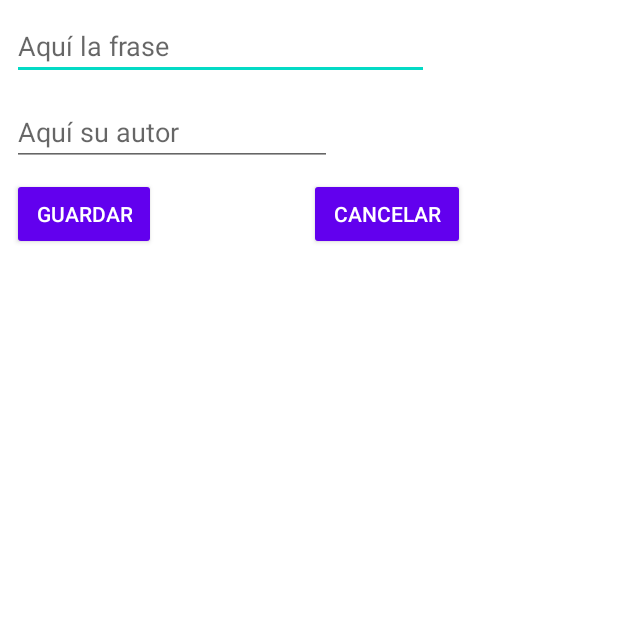
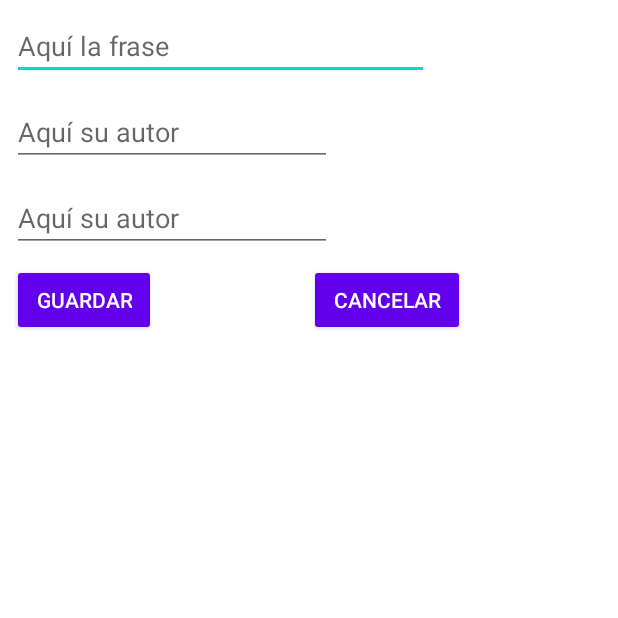
Before and after one commit to JoseAntonioGalan/SQLiteEjemplo, an Android app: the screen it shows after launch (AgregarFraseActivity), after a tap on an icon or button, on a phone screen of 412 x 824 dp, the top half of it. Run offline under Robolectric (Android 15) with nearby library versions, the phone set to English and light mode, and no system bars.

Commit message:
Finalizacion de momento

```diff
--- a/app/src/main/java/com/example/frasesfamosasapp/AdaptadorFrases.java
+++ b/app/src/main/java/com/example/frasesfamosasapp/AdaptadorFrases.java
@@ -39,9 +39,11 @@ class AdaptadorFrases extends RecyclerView.Adapter<AdaptadorFrases.MyViewHolder>
         // Obtener los datos de la lista
         String textoFrase = frase.getTexto();
         String autorFrase = frase.getAutor();
+        String fechaFrase = frase.getFecha();
         // Y poner a los TextView los datos con setText
         myViewHolder.texto.setText(textoFrase);
         myViewHolder.autor.setText(autorFrase);
+        myViewHolder.fecha.setText(fechaFrase);
     }
 
     @Override
@@ -50,12 +52,13 @@ class AdaptadorFrases extends RecyclerView.Adapter<AdaptadorFrases.MyViewHolder>
     }
 
     class MyViewHolder extends RecyclerView.ViewHolder {
-        TextView texto, autor;
+        TextView texto, autor, fecha;
 
         MyViewHolder(View itemView) {
             super(itemView);
             this.texto = itemView.findViewById(R.id.txtFrase);
             this.autor = itemView.findViewById(R.id.txtAutor);
+            this.fecha = itemView.findViewById(R.id.txtFecha);
         }
     }
 }
--- a/app/src/main/java/com/example/frasesfamosasapp/AgregarFraseActivity.java
+++ b/app/src/main/java/com/example/frasesfamosasapp/AgregarFraseActivity.java
@@ -14,7 +14,7 @@ import com.example.frasesfamosasapp.modelos.FraseFamosa;
 public class AgregarFraseActivity extends AppCompatActivity {
 
     private Button btnAgregarFrase, btnCancelarNuevaFrase;
-    private EditText etTexto, etAutor;
+    private EditText etTexto, etAutor, etFecha;
     private FrasesController frasesController;
 
     @Override
@@ -25,6 +25,7 @@ public class AgregarFraseActivity extends AppCompatActivity {
 // Instanciar vistas
         etTexto = findViewById(R.id.txtTexto);
         etAutor = findViewById(R.id.txtAutor);
+        etFecha = findViewById(R.id.txtFecha);
         btnAgregarFrase = findViewById(R.id.btnAgregarFrase);
         btnCancelarNuevaFrase = findViewById(R.id.btnCancelarNuevaFrase);
 // Crear el controlador
@@ -37,8 +38,10 @@ public class AgregarFraseActivity extends AppCompatActivity {
 // Resetear errores a ambos
                 etTexto.setError(null);
                 etAutor.setError(null);
+                etFecha.setError(null);
                 String texto = etTexto.getText().toString(),
-                        autor = etAutor.getText().toString();
+                        autor = etAutor.getText().toString(),
+                        fecha = etFecha.getText().toString();
                 if ("".equals(texto)) {
                     etTexto.setError("Escribe el texto de la frase");
                     etTexto.requestFocus();
@@ -49,9 +52,14 @@ public class AgregarFraseActivity extends AppCompatActivity {
                     etAutor.requestFocus();
                     return;
                 }
+                if ("".equals(fecha)) {
+                    etFecha.setError("Escribe el autor de la frase");
+                    etFecha.requestFocus();
+                    return;
+                }
 
 // Ya pasó la validación
-                FraseFamosa nuevaFrase = new FraseFamosa(texto, autor);
+                FraseFamosa nuevaFrase = new FraseFamosa(texto, autor, fecha);
                 long id = frasesController.nuevaFrase(nuevaFrase);
                 if (id == -1) {
 // De alguna manera ocurrió un error
--- a/app/src/main/java/com/example/frasesfamosasapp/AyudanteBaseDeDatos.java
+++ b/app/src/main/java/com/example/frasesfamosasapp/AyudanteBaseDeDatos.java
@@ -19,7 +19,7 @@ public class AyudanteBaseDeDatos extends SQLiteOpenHelper
     public void onCreate(SQLiteDatabase db)
     {
         db.execSQL(String.format("CREATE TABLE IF NOT EXISTS %s(id INTEGER PRIMARY KEY AUTOINCREMENT, " +
-                "texto TEXT, autor TEXT)", NOMBRE_TABLA_FRASES));
+                "texto TEXT, autor TEXT, fecha TEXT)", NOMBRE_TABLA_FRASES));
     }
 
     @Override
--- a/app/src/main/java/com/example/frasesfamosasapp/MainActivity.java
+++ b/app/src/main/java/com/example/frasesfamosasapp/MainActivity.java
@@ -62,6 +62,7 @@ public class MainActivity extends AppCompatActivity {
                 intent.putExtra("idFrase", fraseSeleccionada.getId());
                 intent.putExtra("textoFrase", fraseSeleccionada.getTexto());
                 intent.putExtra("autorFrase", fraseSeleccionada.getAutor());
+                intent.putExtra("fechaFrase", fraseSeleccionada.getFecha());
                 startActivity(intent);
             }
 
--- a/app/src/main/java/com/example/frasesfamosasapp/controllers/FrasesController.java
+++ b/app/src/main/java/com/example/frasesfamosasapp/controllers/FrasesController.java
@@ -29,6 +29,7 @@ public class FrasesController {
         ContentValues valoresParaInsertar = new ContentValues();
         valoresParaInsertar.put("texto", frase.getTexto());
         valoresParaInsertar.put("autor", frase.getAutor());
+        valoresParaInsertar.put("fecha", frase.getFecha());
         return baseDeDatos.insert(NOMBRE_TABLA, null, valoresParaInsertar);
     }
 
@@ -37,6 +38,7 @@ public class FrasesController {
         ContentValues valoresParaActualizar = new ContentValues();
         valoresParaActualizar.put("texto", fraseEditada.getTexto());
         valoresParaActualizar.put("autor", fraseEditada.getAutor());
+        valoresParaActualizar.put("fecha", fraseEditada.getFecha());
         // where id...
         String campoParaActualizar = "id = ?";
         // ... = idFrase
@@ -49,7 +51,7 @@ public class FrasesController {
         // readable porque no vamos a modificar, solamente leer
         SQLiteDatabase baseDeDatos = ayudanteBaseDeDatos.getReadableDatabase();
         // SELECT texto, autor, id
-        String[] columnasAConsultar = {"texto", "autor", "id"};
+        String[] columnasAConsultar = {"texto", "autor", "id","fecha"};
         Cursor cursor = baseDeDatos.query(
                 NOMBRE_TABLA,//from frasesfamosas
                 columnasAConsultar,
@@ -81,9 +83,10 @@ public class FrasesController {
             // texto, autor,id entonces el texto es 0, autor 1 e id es 2
             String textoObtenidoDeBD = cursor.getString(0);
             String autorObtenidoDeBD = cursor.getString(1);
+            String fechaObtenidoDeBD = cursor.getString(3);
             long idFrase = cursor.getLong(2);
             FraseFamosa fraseObtenidaDeBD = new FraseFamosa(textoObtenidoDeBD,
-                    autorObtenidoDeBD, idFrase);
+                    autorObtenidoDeBD, idFrase, fechaObtenidoDeBD);
             frases.add(fraseObtenidaDeBD);
         }while (cursor.moveToNext());
 
--- a/app/src/main/res/layout/activity_agregar_frase.xml
+++ b/app/src/main/res/layout/activity_agregar_frase.xml
@@ -33,6 +33,19 @@
         app:layout_constraintStart_toStartOf="parent"
         app:layout_constraintTop_toBottomOf="@id/txtTexto" />
 
+    <EditText
+        android:id="@+id/txtFecha"
+        android:layout_width="wrap_content"
+        android:layout_height="wrap_content"
+        android:layout_marginStart="8dp"
+        android:layout_marginLeft="8dp"
+        android:layout_marginTop="12dp"
+        android:ems="10"
+        android:hint="@string/txtHintAutor"
+        android:inputType="text"
+        app:layout_constraintStart_toStartOf="parent"
+        app:layout_constraintTop_toBottomOf="@id/txtAutor" />
+
     <Button
         android:id="@+id/btnAgregarFrase"
         style="@style/Widget.AppCompat.Button.Colored"
@@ -43,7 +56,7 @@
         android:layout_marginTop="8dp"
         android:text="@string/txtBtnGuardar"
         app:layout_constraintStart_toStartOf="parent"
-        app:layout_constraintTop_toBottomOf="@+id/txtAutor" />
+        app:layout_constraintTop_toBottomOf="@+id/txtFecha" />
 
     <Button
         android:id="@+id/btnCancelarNuevaFrase"
@@ -58,6 +71,6 @@
         style="@style/Widget.AppCompat.Button.Colored"
         app:layout_constraintEnd_toEndOf="parent"
         app:layout_constraintStart_toEndOf="@+id/btnAgregarFrase"
-        app:layout_constraintTop_toBottomOf="@+id/txtAutor" />
+        app:layout_constraintTop_toBottomOf="@+id/txtFecha" />
 
 </androidx.constraintlayout.widget.ConstraintLayout>
```
Also changed, not shown: app/src/main/java/com/example/frasesfamosasapp/EditarFraseActivity.java (+13 -3 lines), app/src/main/java/com/example/frasesfamosasapp/modelos/FraseFamosa.java (+17 -4 lines), app/src/main/res/layout/activity_editar_frase.xml (+15 -2 lines), app/src/main/res/layout/fila_frase.xml (+12 -0 lines).
